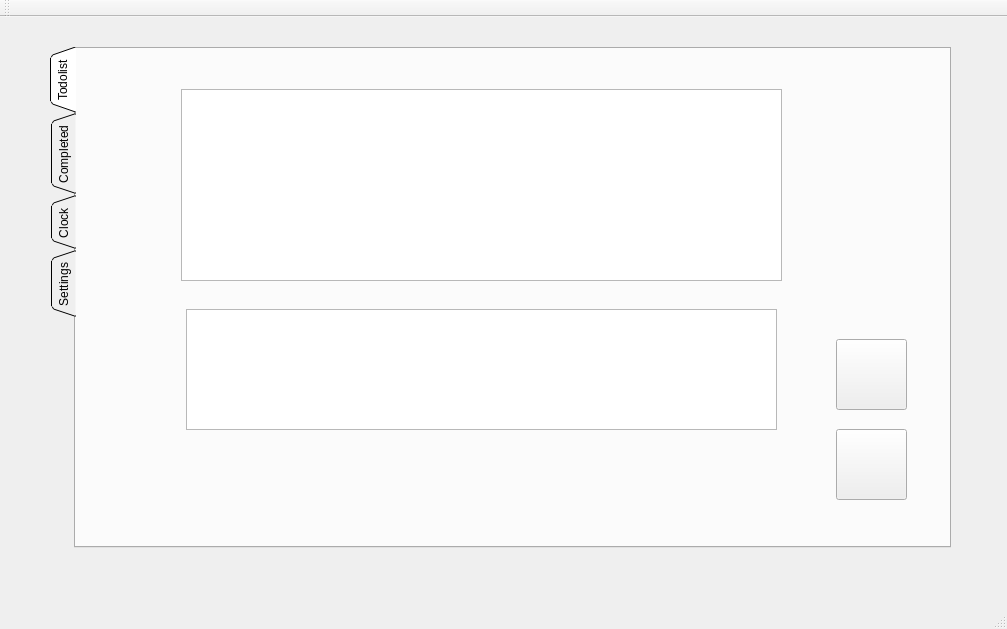
First picture: the form in TomatoClock_team-master/TomatoClock/tomatoclock.ui, repository TomatoClock0/TomatoClock_team, before the edit.
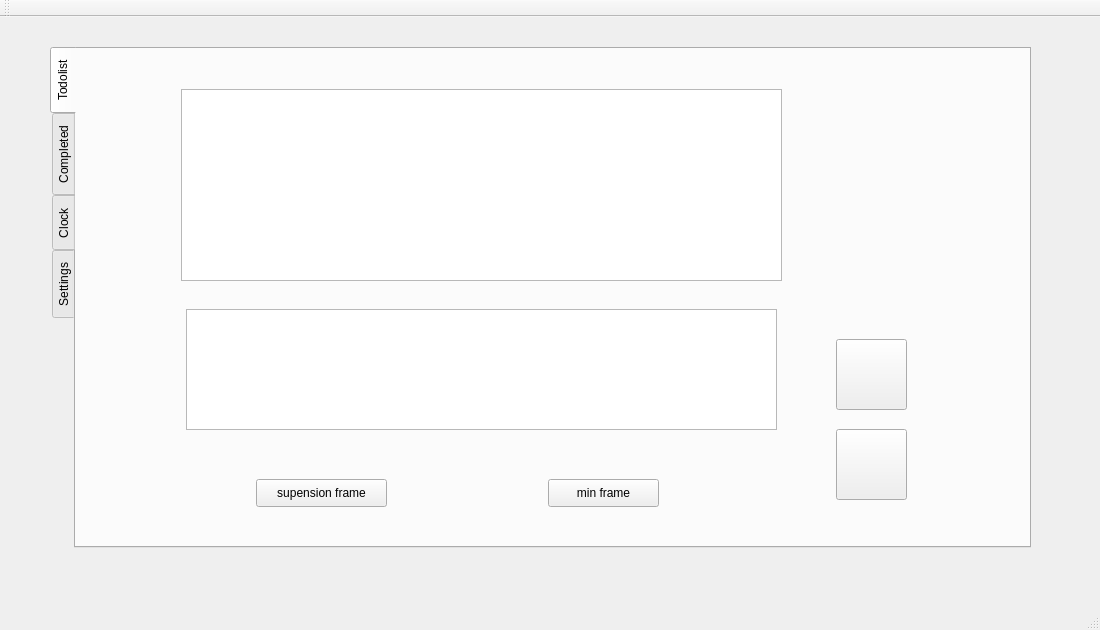
Second picture: the form after the edit. The open tabs and pages were chosen to show the change.

```diff
--- a/TomatoClock_team-master/TomatoClock/tomatoclock.ui
+++ b/TomatoClock_team-master/TomatoClock/tomatoclock.ui
@@ -6,8 +6,8 @@
    <rect>
     <x>0</x>
     <y>0</y>
-    <width>1007</width>
-    <height>629</height>
+    <width>1100</width>
+    <height>630</height>
    </rect>
   </property>
   <property name="windowTitle">
@@ -22,7 +22,7 @@
      <rect>
       <x>50</x>
       <y>30</y>
-      <width>901</width>
+      <width>981</width>
       <height>501</height>
      </rect>
     </property>
@@ -43,7 +43,7 @@
      <enum>QTabWidget::West</enum>
     </property>
     <property name="tabShape">
-     <enum>QTabWidget::Triangular</enum>
+     <enum>QTabWidget::Rounded</enum>
     </property>
     <property name="currentIndex">
      <number>1</number>
@@ -101,6 +101,32 @@
        </rect>
       </property>
      </widget>
+     <widget class="QPushButton" name="pushButton">
+      <property name="geometry">
+       <rect>
+        <x>180</x>
+        <y>430</y>
+        <width>131</width>
+        <height>28</height>
+       </rect>
+      </property>
+      <property name="text">
+       <string>supension frame</string>
+      </property>
+     </widget>
+     <widget class="QPushButton" name="pushButton_2">
+      <property name="geometry">
+       <rect>
+        <x>472</x>
+        <y>430</y>
+        <width>111</width>
+        <height>28</height>
+       </rect>
+      </property>
+      <property name="text">
+       <string>min frame</string>
+      </property>
+     </widget>
     </widget>
     <widget class="QWidget" name="Completed">
      <attribute name="title">
```
Left out of the diff: 2 changed lines with no effect on the pictures.
